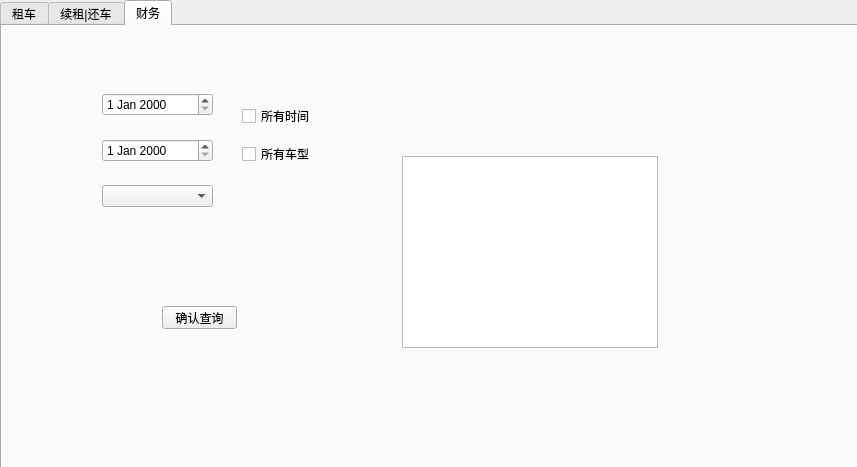
Qt form manager.ui (TommyLee96/car-rent) before a commit.
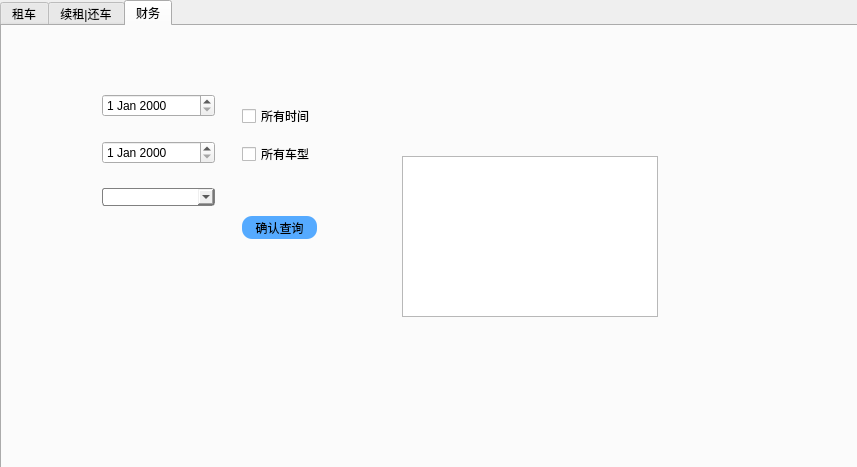
The same form after that commit. The open tabs and pages were chosen to show the change. Icons and pictures are not drawn.

Diff of the .ui file:
```diff
--- a/manager.ui
+++ b/manager.ui
@@ -733,12 +733,21 @@
     <widget class="QPushButton" name="pushButton_6">
      <property name="geometry">
       <rect>
-       <x>160</x>
-       <y>280</y>
+       <x>240</x>
+       <y>190</y>
        <width>75</width>
        <height>23</height>
       </rect>
      </property>
+     <property name="styleSheet">
+      <string notr="true"> border-style:solid;  
+       background: transparent;  
+       background-color: rgb(85, 170, 255); 
+         font: 12pt &quot;微软雅黑&quot;;
+        
+        border-radius: 10px;  
+</string>
+     </property>
      <property name="text">
       <string>确认查询</string>
      </property>
@@ -748,19 +757,34 @@
       <rect>
        <x>100</x>
        <y>50</y>
-       <width>111</width>
+       <width>113</width>
        <height>151</height>
       </rect>
      </property>
      <layout class="QVBoxLayout" name="verticalLayout_8">
       <item>
-       <widget class="QDateEdit" name="dateEdit_4"/>
+       <widget class="QDateEdit" name="dateEdit_4">
+        <property name="styleSheet">
+         <string notr="true">font: 10pt &quot;微软雅黑&quot;;</string>
+        </property>
+       </widget>
       </item>
       <item>
-       <widget class="QDateEdit" name="dateEdit_5"/>
+       <widget class="QDateEdit" name="dateEdit_5">
+        <property name="styleSheet">
+         <string notr="true">font: 10pt &quot;微软雅黑&quot;;</string>
+        </property>
+       </widget>
       </item>
       <item>
-       <widget class="QComboBox" name="comboBox"/>
+       <widget class="QComboBox" name="comboBox">
+        <property name="styleSheet">
+         <string notr="true">border: 1px solid gray;
+font: 14pt &quot;Arial&quot;;
+border-radius: 3px;
+</string>
+        </property>
+       </widget>
       </item>
      </layout>
     </widget>
@@ -769,13 +793,16 @@
       <rect>
        <x>240</x>
        <y>70</y>
-       <width>85</width>
+       <width>89</width>
        <height>80</height>
       </rect>
      </property>
      <layout class="QVBoxLayout" name="verticalLayout_9">
       <item>
        <widget class="QCheckBox" name="checkBox">
+        <property name="styleSheet">
+         <string notr="true">font: 12pt &quot;微软雅黑&quot;;</string>
+        </property>
         <property name="text">
          <string>所有时间</string>
         </property>
@@ -783,6 +810,9 @@
       </item>
       <item>
        <widget class="QCheckBox" name="checkBox_2">
+        <property name="styleSheet">
+         <string notr="true">font: 12pt &quot;微软雅黑&quot;;</string>
+        </property>
         <property name="text">
          <string>所有车型</string>
         </property>
@@ -796,10 +826,26 @@
        <x>400</x>
        <y>130</y>
        <width>256</width>
-       <height>192</height>
+       <height>161</height>
       </rect>
      </property>
     </widget>
+    <widget class="QLabel" name="label_29">
+     <property name="geometry">
+      <rect>
+       <x>-30</x>
+       <y>230</y>
+       <width>421</width>
+       <height>201</height>
+      </rect>
+     </property>
+     <property name="styleSheet">
+      <string notr="true">image: url(:/4.jpg);</string>
+     </property>
+     <property name="text">
+      <string/>
+     </property>
+    </widget>
    </widget>
   </widget>
  </widget>
```
Left out of the diff: 44 changed lines with no effect on the pictures.
